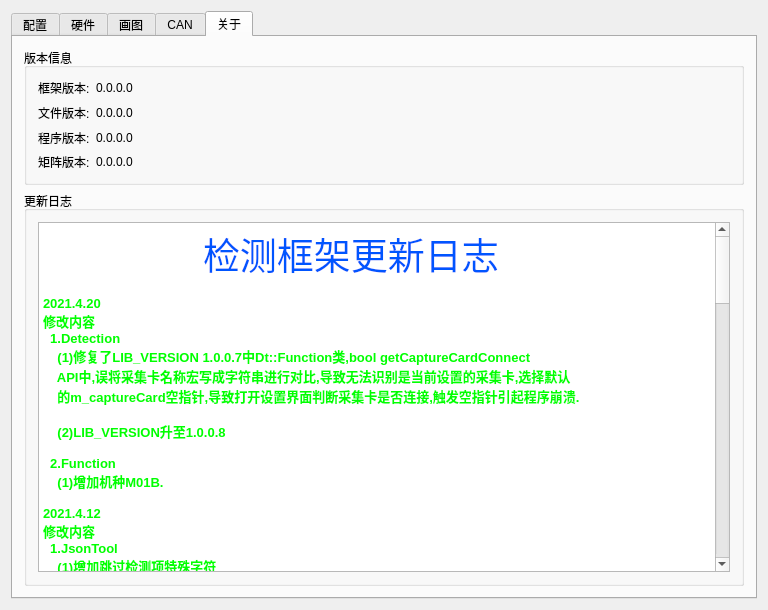
Old version of the form Lib/Detection/SettingDlg.ui in the repository silentcpp/HistoryProjects.
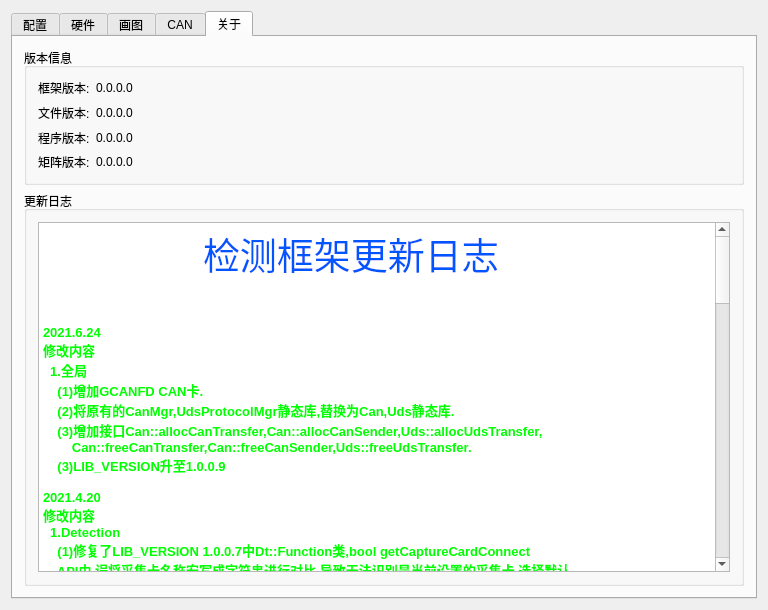
New version of the form. The open tabs and pages were chosen to show the change. Icons and pictures are not drawn. Custom widgets are drawn as their Qt base class.

```diff
--- a/Lib/Detection/SettingDlg.ui
+++ b/Lib/Detection/SettingDlg.ui
@@ -1435,7 +1435,16 @@
 p, li { white-space: pre-wrap; }
 &lt;/style&gt;&lt;/head&gt;&lt;body style=&quot; font-family:'SimSun'; font-size:9pt; font-weight:400; font-style:normal;&quot;&gt;
 &lt;p style=&quot; margin-top:0px; margin-bottom:0px; margin-left:0px; margin-right:0px; -qt-block-indent:0; text-indent:0px;&quot;&gt;&lt;span style=&quot; color:#00ff00;&quot;&gt;		&lt;/span&gt;&lt;span style=&quot; font-size:28pt; color:#0055ff;&quot;&gt;检测框架更新日志&lt;/span&gt;&lt;/p&gt;
-&lt;p style=&quot;-qt-paragraph-type:empty; margin-top:0px; margin-bottom:0px; margin-left:0px; margin-right:0px; -qt-block-indent:0; text-indent:0px;&quot;&gt;&lt;br /&gt;&lt;/p&gt;
+&lt;p style=&quot;-qt-paragraph-type:empty; margin-top:0px; margin-bottom:0px; margin-left:0px; margin-right:0px; -qt-block-indent:0; text-indent:0px; font-size:28pt; color:#0055ff;&quot;&gt;&lt;br /&gt;&lt;/p&gt;
+&lt;p style=&quot; margin-top:0px; margin-bottom:0px; margin-left:0px; margin-right:0px; -qt-block-indent:0; text-indent:0px;&quot;&gt;&lt;span style=&quot; font-size:10pt; font-weight:600; color:#00ff00;&quot;&gt;2021.6.24&lt;/span&gt;&lt;/p&gt;
+&lt;p style=&quot; margin-top:0px; margin-bottom:0px; margin-left:0px; margin-right:0px; -qt-block-indent:0; text-indent:0px;&quot;&gt;&lt;span style=&quot; font-size:10pt; font-weight:600; color:#00ff00;&quot;&gt;修改内容&lt;/span&gt;&lt;/p&gt;
+&lt;p style=&quot; margin-top:0px; margin-bottom:0px; margin-left:0px; margin-right:0px; -qt-block-indent:0; text-indent:0px;&quot;&gt;&lt;span style=&quot; font-size:10pt; font-weight:600; color:#00ff00;&quot;&gt;  1.全局&lt;/span&gt;&lt;/p&gt;
+&lt;p style=&quot; margin-top:0px; margin-bottom:0px; margin-left:0px; margin-right:0px; -qt-block-indent:0; text-indent:0px;&quot;&gt;&lt;span style=&quot; font-size:10pt; font-weight:600; color:#00ff00;&quot;&gt;    (1)增加GCANFD CAN卡.&lt;/span&gt;&lt;/p&gt;
+&lt;p style=&quot; margin-top:0px; margin-bottom:0px; margin-left:0px; margin-right:0px; -qt-block-indent:0; text-indent:0px;&quot;&gt;&lt;span style=&quot; font-size:10pt; font-weight:600; color:#00ff00;&quot;&gt;    (2)将原有的CanMgr,UdsProtocolMgr静态库,替换为Can,Uds静态库.&lt;/span&gt;&lt;/p&gt;
+&lt;p style=&quot; margin-top:0px; margin-bottom:0px; margin-left:0px; margin-right:0px; -qt-block-indent:0; text-indent:0px;&quot;&gt;&lt;span style=&quot; font-size:10pt; font-weight:600; color:#00ff00;&quot;&gt;    (3)增加接口Can::allocCanTransfer,Can::allocCanSender,Uds::allocUdsTransfer,&lt;/span&gt;&lt;/p&gt;
+&lt;p style=&quot; margin-top:0px; margin-bottom:0px; margin-left:0px; margin-right:0px; -qt-block-indent:0; text-indent:0px;&quot;&gt;&lt;span style=&quot; font-size:10pt; font-weight:600; color:#00ff00;&quot;&gt;        Can::freeCanTransfer,Can::freeCanSender,Uds::freeUdsTransfer.&lt;/span&gt;&lt;/p&gt;
+&lt;p style=&quot; margin-top:0px; margin-bottom:0px; margin-left:0px; margin-right:0px; -qt-block-indent:0; text-indent:0px;&quot;&gt;&lt;span style=&quot; font-size:10pt; font-weight:600; color:#00ff00;&quot;&gt;    (3)LIB_VERSION升至1.0.0.9&lt;/span&gt;&lt;/p&gt;
+&lt;p style=&quot;-qt-paragraph-type:empty; margin-top:0px; margin-bottom:0px; margin-left:0px; margin-right:0px; -qt-block-indent:0; text-indent:0px; font-size:10pt; font-weight:600; color:#00ff00;&quot;&gt;&lt;br /&gt;&lt;/p&gt;
 &lt;p style=&quot; margin-top:0px; margin-bottom:0px; margin-left:0px; margin-right:0px; -qt-block-indent:0; text-indent:0px;&quot;&gt;&lt;span style=&quot; font-size:10pt; font-weight:600; color:#00ff00;&quot;&gt;2021.4.20&lt;/span&gt;&lt;/p&gt;
 &lt;p style=&quot; margin-top:0px; margin-bottom:0px; margin-left:0px; margin-right:0px; -qt-block-indent:0; text-indent:0px;&quot;&gt;&lt;span style=&quot; font-size:10pt; font-weight:600; color:#00ff00;&quot;&gt;修改内容&lt;/span&gt;&lt;/p&gt;
 &lt;p style=&quot; margin-top:0px; margin-bottom:0px; margin-left:0px; margin-right:0px; -qt-block-indent:0; text-indent:0px;&quot;&gt;&lt;span style=&quot; font-size:10pt; font-weight:600; color:#00ff00;&quot;&gt;  1.Detection&lt;/span&gt;&lt;/p&gt;
```
